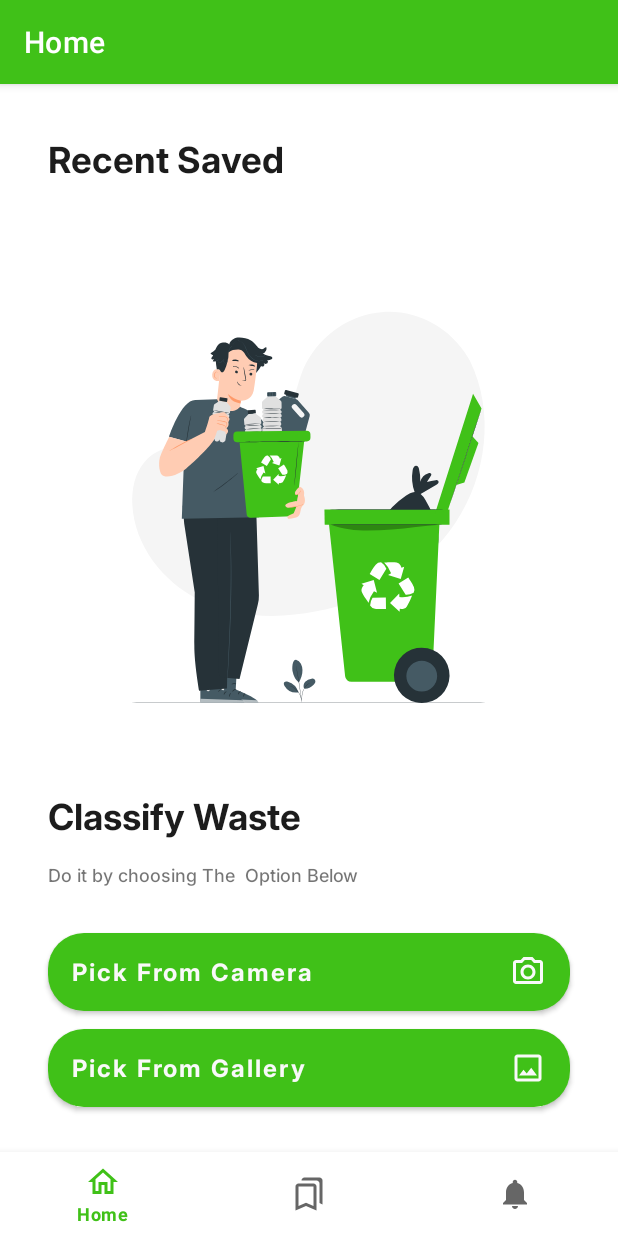
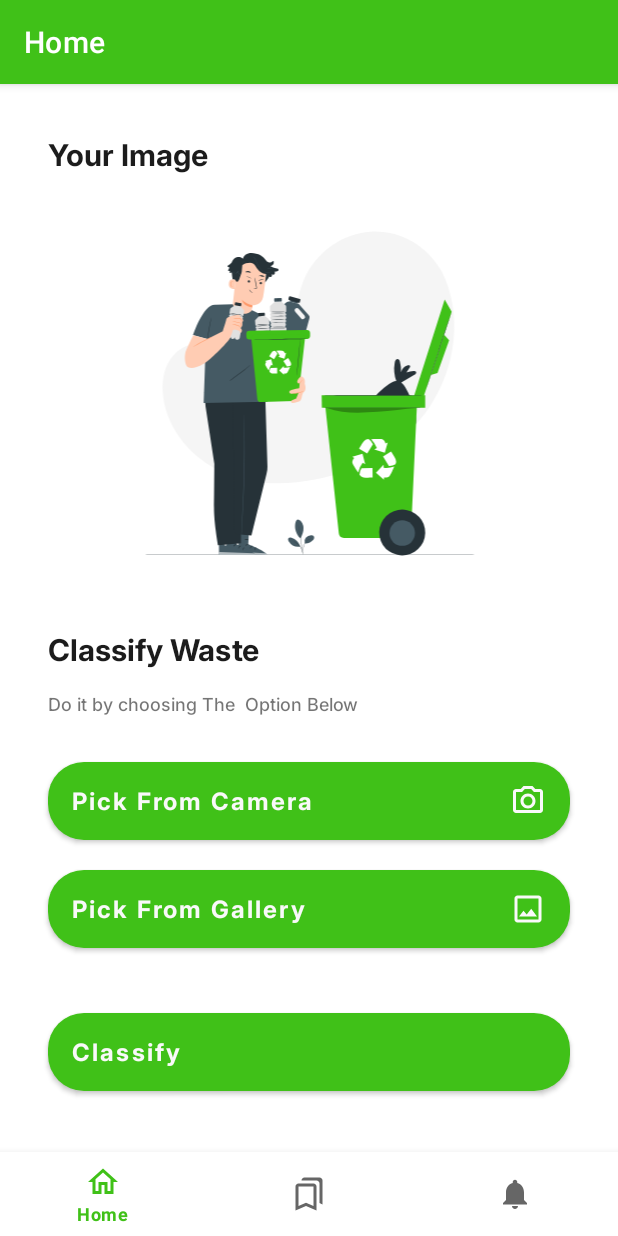
Before and after one commit to Alvin-Saputra/Cloud-Based-Recyclable-Household-Waste-Classification, an Android app: the screen it shows after launch (MainActivity), on a phone screen of 412 x 824 dp. Run offline under Robolectric (Android 15) with nearby library versions, the phone set to English and light mode, and no system bars; our stand-ins replace navigation-ui; pictures from the network do not load.

Commit message:
1. Menambahkan fungsionalitas Uri To File pada image_utils.kt
2. Menambahkan library glide, retorfit, okhttp, dan GSON

3. Menambahkan Permission Internet di AndroidManifest.xml

4.Menambahkan Konfigurasi API Klasirfikasi, ApiService, ApiConfig, ClassificationResponse

5. Memperbaiki tampilan fragment_home.xml

6. Menambahkan Fungsionalitas Pada DetailActivity.kt

5. Menambahkan Fungsionlitasd Request ke API pada HomeViewModel

```diff
--- a/app/build.gradle.kts
+++ b/app/build.gradle.kts
@@ -54,4 +54,9 @@ dependencies {
     androidTestImplementation(libs.androidx.espresso.core)
 
     implementation (libs.transport.runtime)
+
+    implementation(libs.glide)
+    implementation(libs.retrofit)
+    implementation(libs.converter.gson)
+    implementation(libs.logging.interceptor)
 }
--- a/app/src/main/AndroidManifest.xml
+++ b/app/src/main/AndroidManifest.xml
@@ -1,6 +1,7 @@
 <?xml version="1.0" encoding="utf-8"?>
 <manifest xmlns:android="http://schemas.android.com/apk/res/android"
     xmlns:tools="http://schemas.android.com/tools">
+    <uses-permission android:name="android.permission.INTERNET" />
     <uses-feature android:name="android.hardware.camera" />
     <uses-permission android:name="android.permission.CAMERA" />
     <uses-permission android:name="android.permission.WRITE_EXTERNAL_STORAGE"/>
--- a/app/src/main/java/com/example/cloud_based_recyclable_household_waste_classification/ui/home/HomeViewModel.kt
+++ b/app/src/main/java/com/example/cloud_based_recyclable_household_waste_classification/ui/home/HomeViewModel.kt
@@ -1,13 +1,94 @@
 package com.example.cloud_based_recyclable_household_waste_classification.ui.home
 
+import android.content.Context
+import android.net.Uri
+import android.util.Log
 import androidx.lifecycle.LiveData
 import androidx.lifecycle.MutableLiveData
 import androidx.lifecycle.ViewModel
+import androidx.lifecycle.viewModelScope
+import com.example.cloud_based_recyclable_household_waste_classification.data.remote.ApiConfig
+import com.example.cloud_based_recyclable_household_waste_classification.data.remote.ClassificationResponse
+import com.example.cloud_based_recyclable_household_waste_classification.ui.utils.uriToFile
+import kotlinx.coroutines.launch
+import okhttp3.MediaType.Companion.toMediaType
+import okhttp3.MultipartBody
+import okhttp3.RequestBody.Companion.asRequestBody
+import okhttp3.RequestBody.Companion.toRequestBody
+import retrofit2.Call
+import retrofit2.Callback
+import retrofit2.Response
 
 class HomeViewModel : ViewModel() {
 
-    private val _text = MutableLiveData<String>().apply {
-        value = "This is home Fragment"
+    var currentImageUri: Uri? = null
+
+    companion object {
+        private const val TAG = "HomeViewModel"
     }
-    val text: LiveData<String> = _text
+
+    private val _isLoading = MutableLiveData<Boolean>()
+    val isLoading: LiveData<Boolean> = _isLoading
+
+    private val _isSuccess = MutableLiveData<Boolean>()
+    val isSuccess: LiveData<Boolean> = _isSuccess
+
+    private val _message = MutableLiveData<String>()
+    val message: LiveData<String> = _message
+
+    private val _classificationResult = MutableLiveData<ClassificationResponse?>()
+    val classificationResult = _classificationResult
+
+    fun uploadImage(context: Context) {
+        currentImageUri?.let { uri ->
+            val imageFile = uriToFile(uri, context)
+            Log.d("Image File", "showImage: ${imageFile.path}")
+            val requestImageFile = imageFile.asRequestBody("image/jpeg".toMediaType())
+            val multipartBody = MultipartBody.Part.createFormData(
+                "file",
+                imageFile.name,
+                requestImageFile
+            )
+
+            viewModelScope.launch {
+                _isLoading.value = true
+                _isSuccess.value = false
+                val client = ApiConfig.getApiService().classifyWaste(multipartBody)
+                client.enqueue(object : Callback<ClassificationResponse> {
+                    override fun onResponse(
+                        call: Call<ClassificationResponse>,
+                        response: Response<ClassificationResponse>
+                    ) {
+                        if (response.isSuccessful) {
+                            _isLoading.value = false
+                            val responseBody= response.body()
+
+                            if (responseBody != null) {
+                                _isSuccess.value = true
+                                _classificationResult.value = responseBody
+                            }
+                            else{
+                                    Log.e(TAG, "Response body is null")
+                                    _isSuccess.value = false
+                                    _message.value = "Response body is null"
+                                }
+                            }
+                        else {
+                            Log.e(TAG, "Response body is null")
+                            _isSuccess.value = false
+                            _message.value = "Response body is null"
+                        }
+                    }
+
+                    override fun onFailure(call: Call<ClassificationResponse>, t: Throwable) {
+                        Log.e(TAG, "onFailure: ${t.message}")
+                        _isLoading.value = false
+                        _isSuccess.value = false
+                        _message.value = "onFailure: ${t.message}"
+                    }
+                })
+            }
+
+        } ?: run{_message.value = "No Image Added"}
+    }
 }
--- a/app/src/main/res/layout/fragment_home.xml
+++ b/app/src/main/res/layout/fragment_home.xml
@@ -27,36 +27,35 @@
         android:layout_width="0dp"
         android:layout_height="wrap_content"
         android:layout_marginStart="32dp"
+        android:layout_marginTop="8dp"
         android:layout_marginEnd="32dp"
         android:drawableEnd="@drawable/outline_image_24"
         android:drawableTint="@color/white"
         android:text="Pick From Gallery"
-        app:layout_constraintBottom_toBottomOf="parent"
         app:layout_constraintEnd_toEndOf="parent"
-        app:layout_constraintHorizontal_bias="0.0"
+        app:layout_constraintHorizontal_bias="1.0"
         app:layout_constraintStart_toStartOf="parent"
-        app:layout_constraintTop_toBottomOf="@+id/button_camera"
-        app:layout_constraintVertical_bias="0.0" />
+        app:layout_constraintTop_toBottomOf="@+id/button_camera" />
 
     <ImageView
         android:id="@+id/imageView"
-        android:layout_width="311dp"
-        android:layout_height="290dp"
-        android:layout_marginTop="64dp"
+        android:layout_width="342dp"
+        android:layout_height="240dp"
+        android:layout_marginTop="20dp"
         android:src="@drawable/recycling_illustration"
         app:layout_constraintEnd_toEndOf="parent"
-        app:layout_constraintHorizontal_bias="0.496"
+        app:layout_constraintHorizontal_bias="0.492"
         app:layout_constraintStart_toStartOf="parent"
         app:layout_constraintTop_toBottomOf="@+id/textView_recent_saved" />
 
     <TextView
         android:id="@+id/textView_recent_saved"
-        style="@style/Heading1"
+        style="@style/Heading2"
         android:layout_width="wrap_content"
         android:layout_height="0dp"
         android:layout_marginStart="32dp"
         android:layout_marginTop="32dp"
-        android:text="Recent Saved"
+        android:text="Your Image"
         app:layout_constraintStart_toStartOf="parent"
         app:layout_constraintTop_toTopOf="parent" />
 
@@ -73,14 +72,38 @@
 
     <TextView
         android:id="@+id/textView_classify_order_title"
-        style="@style/Heading1"
+        style="@style/Heading2"
         android:layout_width="wrap_content"
         android:layout_height="wrap_content"
         android:layout_marginStart="32dp"
-        android:layout_marginTop="48dp"
+        android:layout_marginTop="40dp"
         android:text="Classify Waste"
         app:layout_constraintStart_toStartOf="parent"
         app:layout_constraintTop_toBottomOf="@+id/imageView" />
 
+    <Button
+        android:id="@+id/button_Classify"
+        style="@style/ButtonStyles"
+        android:layout_width="0dp"
+        android:layout_height="wrap_content"
+        android:layout_marginTop="8dp"
+        android:layout_marginBottom="68dp"
+        android:text="Classify"
+        app:layout_constraintBottom_toBottomOf="parent"
+        app:layout_constraintEnd_toEndOf="@+id/button_gallery"
+        app:layout_constraintHorizontal_bias="0.0"
+        app:layout_constraintStart_toStartOf="@+id/button_gallery"
+        app:layout_constraintTop_toBottomOf="@+id/button_gallery" />
+
+    <ProgressBar
+        android:id="@+id/progressBar"
+        style="?android:attr/progressBarStyle"
+        android:layout_width="wrap_content"
+        android:layout_height="wrap_content"
+        app:layout_constraintBottom_toBottomOf="parent"
+        app:layout_constraintEnd_toEndOf="parent"
+        app:layout_constraintStart_toStartOf="parent"
+        app:layout_constraintTop_toTopOf="parent" />
+
 
 </androidx.constraintlayout.widget.ConstraintLayout>
```
Also changed, not shown: app/src/main/java/com/example/cloud_based_recyclable_household_waste_classification/DetailActivity.kt (+35 -3 lines), app/src/main/java/com/example/cloud_based_recyclable_household_waste_classification/data/remote/ApiConfig.kt (added, +22 -0 lines), app/src/main/java/com/example/cloud_based_recyclable_household_waste_classification/data/remote/ApiService.kt (added, +15 -0 lines), app/src/main/java/com/example/cloud_based_recyclable_household_waste_classification/data/remote/ClassificationResponse.kt (added, +12 -0 lines), app/src/main/java/com/example/cloud_based_recyclable_household_waste_classification/ui/home/HomeFragment.kt (+52 -10 lines), app/src/main/java/com/example/cloud_based_recyclable_household_waste_classification/ui/utils/image_utils.kt (+19 -0 lines), gradle/libs.versions.toml (+7 -0 lines).
